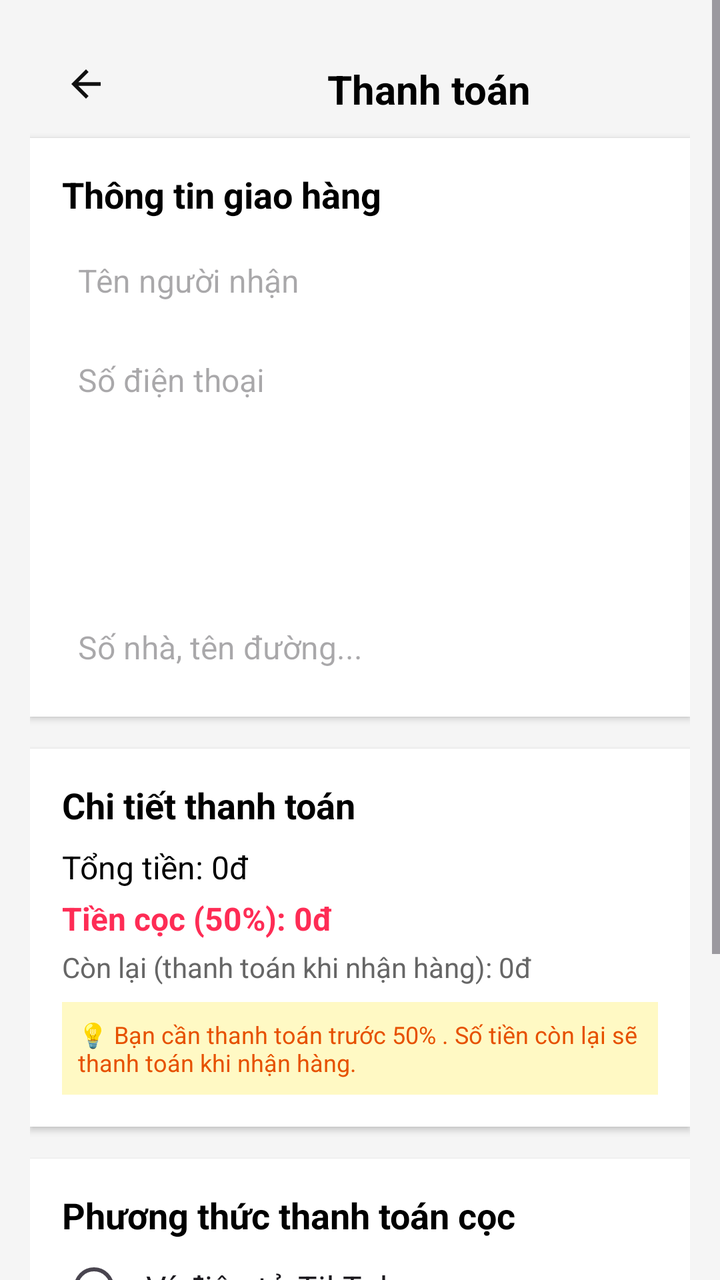
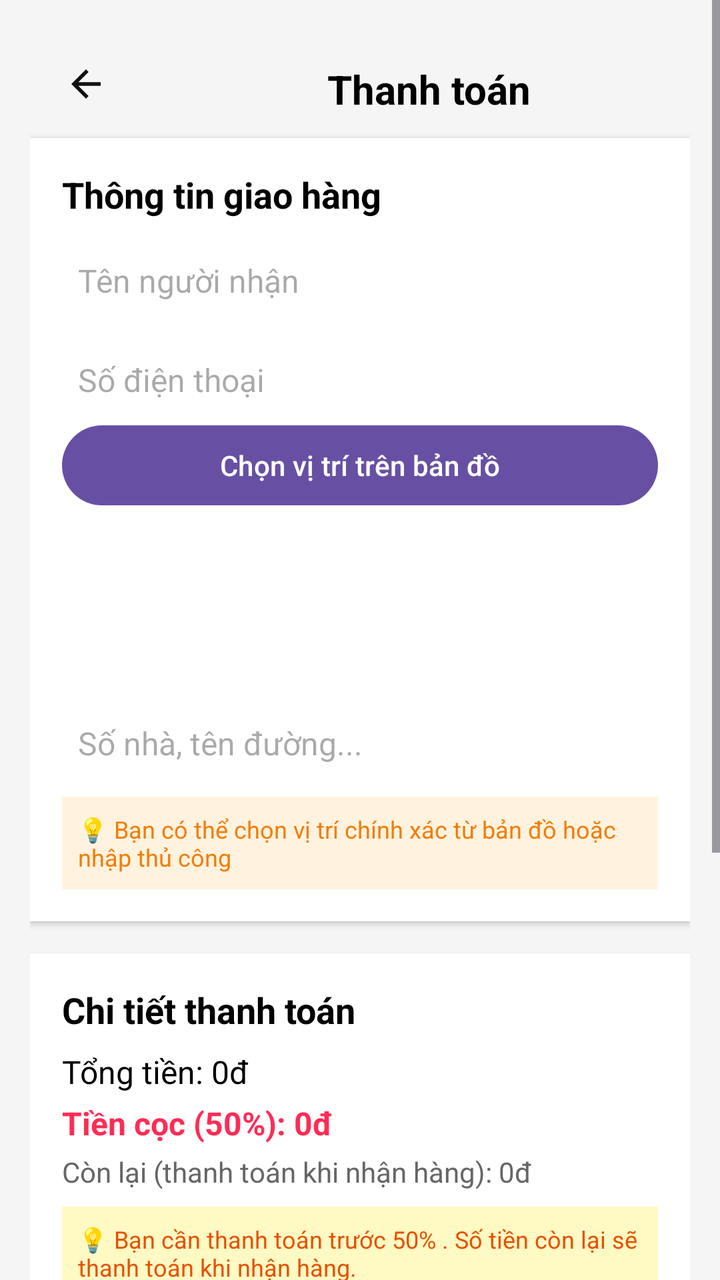

An Android layout rendered at two revisions. The XML below is the earlier revision; the diff shows what the commit changed to produce the second picture.
<!-- AndroidManifest.xml: application theme Theme.MyApplication -->
<!-- res/layout/activity_thanh_toan.xml -->
<?xml version="1.0" encoding="utf-8"?>
<ScrollView xmlns:android="http://schemas.android.com/apk/res/android"
    xmlns:app="http://schemas.android.com/apk/res-auto"
    android:layout_width="match_parent"
    android:layout_height="match_parent"
    android:fillViewport="true">


<LinearLayout
    android:layout_width="match_parent"
    android:layout_height="match_parent"
    android:orientation="vertical"
    android:background="#F5F5F5"
    android:padding="15dp">

    
    <LinearLayout
        android:layout_width="394dp"
        android:layout_height="54dp"
        android:padding="16dp">

        <ImageView
            android:id="@+id/trove"
            android:layout_width="wrap_content"
            android:layout_height="wrap_content"
            android:src="@drawable/baseline_arrow_back_24" />

        <TextView
            android:layout_width="319dp"
            android:layout_height="31dp"
            android:layout_marginBottom="12dp"
            android:text="Thanh toán"
            android:textAlignment="center"
            android:textColor="#000000"
            android:textSize="20sp"
            android:textStyle="bold" />
    </LinearLayout>

    
    <LinearLayout
        android:layout_width="match_parent"
        android:layout_height="wrap_content"
        android:layout_marginBottom="16dp"
        android:background="#FFFFFF"
        android:elevation="2dp"
        android:orientation="vertical"
        android:padding="16dp">

        <TextView
            android:layout_width="wrap_content"
            android:layout_height="wrap_content"
            android:text="Thông tin giao hàng"
            android:textColor="#000000"
            android:textSize="18sp"
            android:textStyle="bold" />

        <EditText
            android:id="@+id/et_receiver_name"
            android:layout_width="match_parent"
            android:layout_height="wrap_content"
            android:layout_marginTop="12dp"
            android:background="@color/cardview_light_background"
            android:hint="Tên người nhận"
            android:inputType="textPersonName"
            android:padding="8dp"
            android:textSize="16sp" />

        <EditText
            android:id="@+id/et_phone_number"
            android:layout_width="match_parent"
            android:layout_height="wrap_content"
            android:layout_marginTop="12dp"
            android:background="@color/cardview_light_background"
            android:hint="Số điện thoại"
            android:inputType="phone"
            android:padding="8dp"
            android:textSize="16sp" />

        <Spinner
            android:id="@+id/spinner_province"
            android:layout_width="match_parent"
            android:layout_height="wrap_content"
            android:layout_marginTop="12dp"
            android:padding="8dp"
            android:background="@color/cardview_light_background"
            />

        <Spinner
            android:id="@+id/spinner_district"
            android:layout_width="match_parent"
            android:layout_height="wrap_content"
            android:layout_marginTop="12dp"
            android:padding="8dp"
            android:background="@color/cardview_light_background"
            />

        <Spinner
            android:id="@+id/spinner_ward"
            android:layout_width="match_parent"
            android:layout_height="wrap_content"
            android:layout_marginTop="12dp"
            android:padding="8dp"
            android:background="@color/cardview_light_background"
            />

        <EditText
            android:id="@+id/et_address"
            android:layout_width="match_parent"
            android:layout_height="wrap_content"
            android:layout_marginTop="12dp"
            android:background="@color/cardview_light_background"
            android:hint="Số nhà, tên đường..."
            android:inputType="textPostalAddress"
            android:padding="8dp"
            android:textSize="16sp" />

    </LinearLayout>

    
    <LinearLayout
        android:layout_width="match_parent"
        android:layout_height="wrap_content"
        android:layout_marginBottom="16dp"
        android:background="#FFFFFF"
        android:elevation="2dp"
        android:orientation="vertical"
        android:padding="16dp">

        <TextView
            android:layout_width="wrap_content"
            android:layout_height="wrap_content"
            android:text="Chi tiết thanh toán"
            android:textColor="#000000"
            android:textSize="18sp"
            android:textStyle="bold" />

        <TextView
            android:id="@+id/tv_total_amount"
            android:layout_width="match_parent"
            android:layout_height="wrap_content"
            android:layout_marginTop="8dp"
            android:text="Tổng tiền: 0đ"
            android:textColor="#000000"
            android:textSize="16sp" />

        <TextView
            android:id="@+id/tv_deposit_amount"
            android:layout_width="match_parent"
            android:layout_height="wrap_content"
            android:layout_marginTop="4dp"
            android:text="Tiền cọc (50%): 0đ"
            android:textColor="#FE2C55"
            android:textSize="16sp"
            android:textStyle="bold" />

        <TextView
            android:id="@+id/tv_remaining_amount"
            android:layout_width="match_parent"
            android:layout_height="wrap_content"
            android:layout_marginTop="4dp"
            android:text="Còn lại (thanh toán khi nhận hàng): 0đ"
            android:textColor="#666666"
            android:textSize="14sp" />

        <TextView
            android:layout_width="match_parent"
            android:layout_height="wrap_content"
            android:layout_marginTop="8dp"
            android:background="#FFF9C4"
            android:padding="8dp"
            android:text="💡 Bạn cần thanh toán trước 50% . Số tiền còn lại sẽ thanh toán khi nhận hàng."
            android:textColor="#E65100"
            android:textSize="12sp" />
    </LinearLayout>

    
    <LinearLayout
        android:layout_width="match_parent"
        android:layout_height="wrap_content"
        android:layout_marginBottom="16dp"
        android:background="#FFFFFF"
        android:elevation="2dp"
        android:orientation="vertical"
        android:padding="16dp">

        <TextView
            android:layout_width="wrap_content"
            android:layout_height="wrap_content"
            android:text="Phương thức thanh toán cọc"
            android:textColor="#000000"
            android:textSize="18sp"
            android:textStyle="bold" />

        <RadioGroup
            android:id="@+id/payment_options"
            android:layout_width="match_parent"
            android:layout_height="wrap_content"
            android:orientation="vertical">

            <RadioButton
                android:id="@+id/shopeepay"
                android:layout_width="match_parent"
                android:layout_height="wrap_content"
                android:buttonTint="#FE2C55"
                android:padding="10dp"
                android:text="Ví điện tử TikTok"
                android:textSize="16sp" />

            <RadioButton
                android:id="@+id/creditcard"
                android:layout_width="match_parent"
                android:layout_height="wrap_content"
                android:buttonTint="#FE2C55"
                android:padding="10dp"
                android:text="Thẻ tín dụng/Ghi nợ"
                android:textSize="16sp" />

            <RadioButton
                android:id="@+id/banktransfer"
                android:layout_width="match_parent"
                android:layout_height="wrap_content"
                android:buttonTint="#FE2C55"
                android:padding="10dp"
                android:text="Chuyển khoản ngân hàng"
                android:textSize="16sp" />
        </RadioGroup>
    </LinearLayout>

    
    <LinearLayout
        android:layout_width="378dp"
        android:layout_height="wrap_content"
        android:gravity="end"
        android:orientation="horizontal">

        <Button
            android:id="@+id/btn_pay"
            android:layout_width="wrap_content"
            android:layout_height="match_parent"
            android:background="@drawable/buttontiktok"
            android:paddingHorizontal="16dp"
            android:paddingVertical="8dp"
            android:text="Thanh toán cọc"
            android:textColor="#FFFFFF"
            android:textSize="16sp"
            android:textStyle="bold" />
    </LinearLayout>
</LinearLayout>
</ScrollView>
<!-- resources referenced by this layout -->
<resources>
  <!-- drawable baseline_arrow_back_24 (drawable) -->
  <vector xmlns:android="http://schemas.android.com/apk/res/android" android:autoMirrored="true" android:height="24dp" android:tint="#101010" android:viewportHeight="24" android:viewportWidth="24" android:width="24dp">
        
      <path android:fillColor="@android:color/white" android:pathData="M20,11H7.83l5.59,-5.59L12,4l-8,8 8,8 1.41,-1.41L7.83,13H20v-2z"/>
      
  </vector>
  <!-- drawable buttontiktok (drawable) -->
  <?xml version="1.0" encoding="utf-8"?>
  <shape xmlns:android="http://schemas.android.com/apk/res/android"
      android:shape="rectangle">
      <gradient
          android:startColor="#FE2C55"
          android:endColor="#FF416C"
          android:angle="90" />
      <corners android:radius="8dp" />
      <padding android:left="8dp" android:top="8dp" android:right="8dp" android:bottom="8dp" />
  </shape>
  <style name="Theme.MyApplication" parent="Base.Theme.MyApplication" />
  <style name="Base.Theme.MyApplication" parent="Theme.Material3.DayNight.NoActionBar">
          
          
      </style>
</resources>

<!-- the commit's change to res/layout/activity_thanh_toan.xml (unified diff, before → after) -->
@@ -5,245 +5,274 @@
     android:layout_height="match_parent"
     android:fillViewport="true">
 
-
-<LinearLayout
-    android:layout_width="match_parent"
-    android:layout_height="match_parent"
-    android:orientation="vertical"
-    android:background="#F5F5F5"
-    android:padding="15dp">
-
-    
-    <LinearLayout
-        android:layout_width="394dp"
-        android:layout_height="54dp"
-        android:padding="16dp">
-
-        <ImageView
-            android:id="@+id/trove"
-            android:layout_width="wrap_content"
-            android:layout_height="wrap_content"
-            android:src="@drawable/baseline_arrow_back_24" />
-
-        <TextView
-            android:layout_width="319dp"
-            android:layout_height="31dp"
-            android:layout_marginBottom="12dp"
-            android:text="Thanh toán"
-            android:textAlignment="center"
-            android:textColor="#000000"
-            android:textSize="20sp"
-            android:textStyle="bold" />
-    </LinearLayout>
-
-    
     <LinearLayout
         android:layout_width="match_parent"
-        android:layout_height="wrap_content"
-        android:layout_marginBottom="16dp"
-        android:background="#FFFFFF"
-        android:elevation="2dp"
+        android:layout_height="match_parent"
         android:orientation="vertical"
-        android:padding="16dp">
-
-        <TextView
-            android:layout_width="wrap_content"
-            android:layout_height="wrap_content"
-            android:text="Thông tin giao hàng"
-            android:textColor="#000000"
-            android:textSize="18sp"
-            android:textStyle="bold" />
-
-        <EditText
-            android:id="@+id/et_receiver_name"
+        android:background="#F5F5F5"
+        android:padding="15dp">
+
+        
+        <LinearLayout
+            android:layout_width="394dp"
+            android:layout_height="54dp"
+            android:padding="16dp">
+
+            <ImageView
+                android:id="@+id/trove"
+                android:layout_width="wrap_content"
+                android:layout_height="wrap_content"
+                android:src="@drawable/baseline_arrow_back_24" />
+
+            <TextView
+                android:layout_width="319dp"
+                android:layout_height="31dp"
+                android:layout_marginBottom="12dp"
+                android:text="Thanh toán"
+                android:textAlignment="center"
+                android:textColor="#000000"
+                android:textSize="20sp"
+                android:textStyle="bold" />
+        </LinearLayout>
+
+        
+        <LinearLayout
             android:layout_width="match_parent"
             android:layout_height="wrap_content"
-            android:layout_marginTop="12dp"
-            android:background="@color/cardview_light_background"
-            android:hint="Tên người nhận"
-            android:inputType="textPersonName"
-            android:padding="8dp"
-            android:textSize="16sp" />
-
-        <EditText
-            android:id="@+id/et_phone_number"
+            android:layout_marginBottom="16dp"
+            android:background="#FFFFFF"
+            android:elevation="2dp"
+            android:orientation="vertical"
+            android:padding="16dp">
+
+            <TextView
+                android:layout_width="wrap_content"
+                android:layout_height="wrap_content"
+                android:text="Thông tin giao hàng"
+                android:textColor="#000000"
+                android:textSize="18sp"
+                android:textStyle="bold" />
+
+            <EditText
+                android:id="@+id/et_receiver_name"
+                android:layout_width="match_parent"
+                android:layout_height="wrap_content"
+                android:layout_marginTop="12dp"
+                android:background="@color/cardview_light_background"
+                android:hint="Tên người nhận"
+                android:inputType="textPersonName"
+                android:padding="8dp"
+                android:textSize="16sp" />
+
+            <EditText
+                android:id="@+id/et_phone_number"
+                android:layout_width="match_parent"
+                android:layout_height="wrap_content"
+                android:layout_marginTop="12dp"
+                android:background="@color/cardview_light_background"
+                android:hint="Số điện thoại"
+                android:inputType="phone"
+                android:padding="8dp"
+                android:textSize="16sp" />
+
+            
+            <Button
+                android:id="@+id/btn_choose_location"
+                android:layout_width="match_parent"
+                android:layout_height="wrap_content"
+                android:enabled="true"
+                android:clickable="true"
+                android:text="Chọn vị trí trên bản đồ" />
+
+            
+            <TextView
+                android:id="@+id/tv_selected_address"
+                android:layout_width="match_parent"
+                android:layout_height="wrap_content"
+                android:layout_marginTop="8dp"
+                android:background="#E8F5E8"
+                android:padding="12dp"
+                android:text="Chưa chọn địa chỉ từ bản đồ"
+                android:textColor="#2E7D32"
+                android:textSize="14sp"
+                android:visibility="gone" />
+
+            <Spinner
+                android:id="@+id/spinner_province"
+                android:layout_width="match_parent"
+                android:layout_height="wrap_content"
+                android:layout_marginTop="12dp"
+                android:padding="8dp"
+                android:background="@color/cardview_light_background" />
+
+            <Spinner
+                android:id="@+id/spinner_district"
+                android:layout_width="match_parent"
+                android:layout_height="wrap_content"
+                android:layout_marginTop="12dp"
+                android:padding="8dp"
+                android:background="@color/cardview_light_background" />
+
+            <Spinner
+                android:id="@+id/spinner_ward"
+                android:layout_width="match_parent"
+                android:layout_height="wrap_content"
+                android:layout_marginTop="12dp"
+                android:padding="8dp"
+                android:background="@color/cardview_light_background" />
+
+            <EditText
+                android:id="@+id/et_address"
+                android:layout_width="match_parent"
+                android:layout_height="wrap_content"
+                android:layout_marginTop="12dp"
+                android:background="@color/cardview_light_background"
+                android:hint="Số nhà, tên đường..."
+                android:inputType="textPostalAddress"
+                android:padding="8dp"
+                android:textSize="16sp" />
+
+            
+            <TextView
+                android:layout_width="match_parent"
+                android:layout_height="wrap_content"
+                android:layout_marginTop="8dp"
+                android:background="#FFF3E0"
+                android:padding="8dp"
+                android:text="💡 Bạn có thể chọn vị trí chính xác từ bản đồ hoặc nhập thủ công"
+                android:textColor="#F57C00"
+                android:textSize="12sp" />
+
+        </LinearLayout>
+
+        
+        <LinearLayout
             android:layout_width="match_parent"
             android:layout_height="wrap_content"
-            android:layout_marginTop="12dp"
-            android:background="@color/cardview_light_background"
-            android:hint="Số điện thoại"
-            android:inputType="phone"
-            android:padding="8dp"
-            android:textSize="16sp" />
-
-        <Spinner
-            android:id="@+id/spinner_province"
+            android:layout_marginBottom="16dp"
+            android:background="#FFFFFF"
+            android:elevation="2dp"
+            android:orientation="vertical"
+            android:padding="16dp">
+
+            <TextView
+                android:layout_width="wrap_content"
+                android:layout_height="wrap_content"
+                android:text="Chi tiết thanh toán"
+                android:textColor="#000000"
+                android:textSize="18sp"
+                android:textStyle="bold" />
+
+            <TextView
+                android:id="@+id/tv_total_amount"
+                android:layout_width="match_parent"
+                android:layout_height="wrap_content"
+                android:layout_marginTop="8dp"
+                android:text="Tổng tiền: 0đ"
+                android:textColor="#000000"
+                android:textSize="16sp" />
+
+            <TextView
+                android:id="@+id/tv_deposit_amount"
+                android:layout_width="match_parent"
+                android:layout_height="wrap_content"
+                android:layout_marginTop="4dp"
+                android:text="Tiền cọc (50%): 0đ"
+                android:textColor="#FE2C55"
+                android:textSize="16sp"
+                android:textStyle="bold" />
+
+            <TextView
+                android:id="@+id/tv_remaining_amount"
+                android:layout_width="match_parent"
+                android:layout_height="wrap_content"
+                android:layout_marginTop="4dp"
+                android:text="Còn lại (thanh toán khi nhận hàng): 0đ"
+                android:textColor="#666666"
+                android:textSize="14sp" />
+
+            <TextView
+                android:layout_width="match_parent"
+                android:layout_height="wrap_content"
+                android:layout_marginTop="8dp"
+                android:background="#FFF9C4"
+                android:padding="8dp"
+                android:text="💡 Bạn cần thanh toán trước 50% . Số tiền còn lại sẽ thanh toán khi nhận hàng."
+                android:textColor="#E65100"
+                android:textSize="12sp" />
+        </LinearLayout>
+
+        
+        <LinearLayout
             android:layout_width="match_parent"
             android:layout_height="wrap_content"
-            android:layout_marginTop="12dp"
-            android:padding="8dp"
-            android:background="@color/cardview_light_background"
-            />
-
-        <Spinner
-            android:id="@+id/spinner_district"
-            android:layout_width="match_parent"
-            android:layout_height="wrap_content"
-            android:layout_marginTop="12dp"
-            android:padding="8dp"
-            android:background="@color/cardview_light_background"
-            />
-
-        <Spinner
-            android:id="@+id/spinner_ward"
-            android:layout_width="match_parent"
-            android:layout_height="wrap_content"
-            android:layout_marginTop="12dp"
-            android:padding="8dp"
-            android:background="@color/cardview_light_background"
-            />
-
-        <EditText
-            android:id="@+id/et_address"
-            android:layout_width="match_parent"
-            android:layout_height="wrap_content"
-            android:layout_marginTop="12dp"
-            android:background="@color/cardview_light_background"
-            android:hint="Số nhà, tên đường..."
-            android:inputType="textPostalAddress"
-            android:padding="8dp"
-            android:textSize="16sp" />
-
+            android:layout_marginBottom="16dp"
+            android:background="#FFFFFF"
+            android:elevation="2dp"
+            android:orientation="vertical"
+            android:padding="16dp">
+
+            <TextView
+                android:layout_width="wrap_content"
+                android:layout_height="wrap_content"
+                android:text="Phương thức thanh toán cọc"
+                android:textColor="#000000"
+                android:textSize="18sp"
+                android:textStyle="bold" />
+
+            <RadioGroup
+                android:id="@+id/payment_options"
+                android:layout_width="match_parent"
+                android:layout_height="wrap_content"
+                android:orientation="vertical">
+
+                <RadioButton
+                    android:id="@+id/shopeepay"
+                    android:layout_width="match_parent"
+                    android:layout_height="wrap_content"
+                    android:buttonTint="#FE2C55"
+                    android:padding="10dp"
+                    android:text="Ví điện tử TikTok"
+                    android:textSize="16sp" />
+
+                <RadioButton
+                    android:id="@+id/creditcard"
+                    android:layout_width="match_parent"
+                    android:layout_height="wrap_content"
+                    android:buttonTint="#FE2C55"
+                    android:padding="10dp"
+                    android:text="Thẻ tín dụng/Ghi nợ"
+                    android:textSize="16sp" />
+
+                <RadioButton
+                    android:id="@+id/banktransfer"
+                    android:layout_width="match_parent"
+                    android:layout_height="wrap_content"
+                    android:buttonTint="#FE2C55"
+                    android:padding="10dp"
+                    android:text="Chuyển khoản ngân hàng"
+                    android:textSize="16sp" />
+            </RadioGroup>
+        </LinearLayout>
+
+        
+        <LinearLayout
+            android:layout_width="378dp"
+            android:layout_height="wrap_content"
+            android:gravity="end"
+            android:orientation="horizontal">
+
+            <Button
+                android:id="@+id/btn_pay"
+                android:layout_width="wrap_content"
+                android:layout_height="match_parent"
+                android:background="@drawable/buttontiktok"
+                android:paddingHorizontal="16dp"
+                android:paddingVertical="8dp"
+                android:text="Thanh toán cọc"
+                android:textColor="#FFFFFF"
+                android:textSize="16sp"
+                android:textStyle="bold" />
+        </LinearLayout>
     </LinearLayout>
-
-    
-    <LinearLayout
-        android:layout_width="match_parent"
-        android:layout_height="wrap_content"
-        android:layout_marginBottom="16dp"
-        android:background="#FFFFFF"
-        android:elevation="2dp"
-        android:orientation="vertical"
-        android:padding="16dp">
-
-        <TextView
-            android:layout_width="wrap_content"
-            android:layout_height="wrap_content"
-            android:text="Chi tiết thanh toán"
-            android:textColor="#000000"
-            android:textSize="18sp"
-            android:textStyle="bold" />
-
-        <TextView
-            android:id="@+id/tv_total_amount"
-            android:layout_width="match_parent"
-            android:layout_height="wrap_content"
-            android:layout_marginTop="8dp"
-            android:text="Tổng tiền: 0đ"
-            android:textColor="#000000"
-            android:textSize="16sp" />
-
-        <TextView
-            android:id="@+id/tv_deposit_amount"
-            android:layout_width="match_parent"
-            android:layout_height="wrap_content"
-            android:layout_marginTop="4dp"
-            android:text="Tiền cọc (50%): 0đ"
-            android:textColor="#FE2C55"
-            android:textSize="16sp"
-            android:textStyle="bold" />
-
-        <TextView
-            android:id="@+id/tv_remaining_amount"
-            android:layout_width="match_parent"
-            android:layout_height="wrap_content"
-            android:layout_marginTop="4dp"
-            android:text="Còn lại (thanh toán khi nhận hàng): 0đ"
-            android:textColor="#666666"
-            android:textSize="14sp" />
-
-        <TextView
-            android:layout_width="match_parent"
-            android:layout_height="wrap_content"
-            android:layout_marginTop="8dp"
-            android:background="#FFF9C4"
-            android:padding="8dp"
-            android:text="💡 Bạn cần thanh toán trước 50% . Số tiền còn lại sẽ thanh toán khi nhận hàng."
-            android:textColor="#E65100"
-            android:textSize="12sp" />
-    </LinearLayout>
-
-    
-    <LinearLayout
-        android:layout_width="match_parent"
-        android:layout_height="wrap_content"
-        android:layout_marginBottom="16dp"
-        android:background="#FFFFFF"
-        android:elevation="2dp"
-        android:orientation="vertical"
-        android:padding="16dp">
-
-        <TextView
-            android:layout_width="wrap_content"
-            android:layout_height="wrap_content"
-            android:text="Phương thức thanh toán cọc"
-            android:textColor="#000000"
-            android:textSize="18sp"
-            android:textStyle="bold" />
-
-        <RadioGroup
-            android:id="@+id/payment_options"
-            android:layout_width="match_parent"
-            android:layout_height="wrap_content"
-            android:orientation="vertical">
-
-            <RadioButton
-                android:id="@+id/shopeepay"
-                android:layout_width="match_parent"
-                android:layout_height="wrap_content"
-                android:buttonTint="#FE2C55"
-                android:padding="10dp"
-                android:text="Ví điện tử TikTok"
-                android:textSize="16sp" />
-
-            <RadioButton
-                android:id="@+id/creditcard"
-                android:layout_width="match_parent"
-                android:layout_height="wrap_content"
-                android:buttonTint="#FE2C55"
-                android:padding="10dp"
-                android:text="Thẻ tín dụng/Ghi nợ"
-                android:textSize="16sp" />
-
-            <RadioButton
-                android:id="@+id/banktransfer"
-                android:layout_width="match_parent"
-                android:layout_height="wrap_content"
-                android:buttonTint="#FE2C55"
-                android:padding="10dp"
-                android:text="Chuyển khoản ngân hàng"
-                android:textSize="16sp" />
-        </RadioGroup>
-    </LinearLayout>
-
-    
-    <LinearLayout
-        android:layout_width="378dp"
-        android:layout_height="wrap_content"
-        android:gravity="end"
-        android:orientation="horizontal">
-
-        <Button
-            android:id="@+id/btn_pay"
-            android:layout_width="wrap_content"
-            android:layout_height="match_parent"
-            android:background="@drawable/buttontiktok"
-            android:paddingHorizontal="16dp"
-            android:paddingVertical="8dp"
-            android:text="Thanh toán cọc"
-            android:textColor="#FFFFFF"
-            android:textSize="16sp"
-            android:textStyle="bold" />
-    </LinearLayout>
-</LinearLayout>
 </ScrollView>
